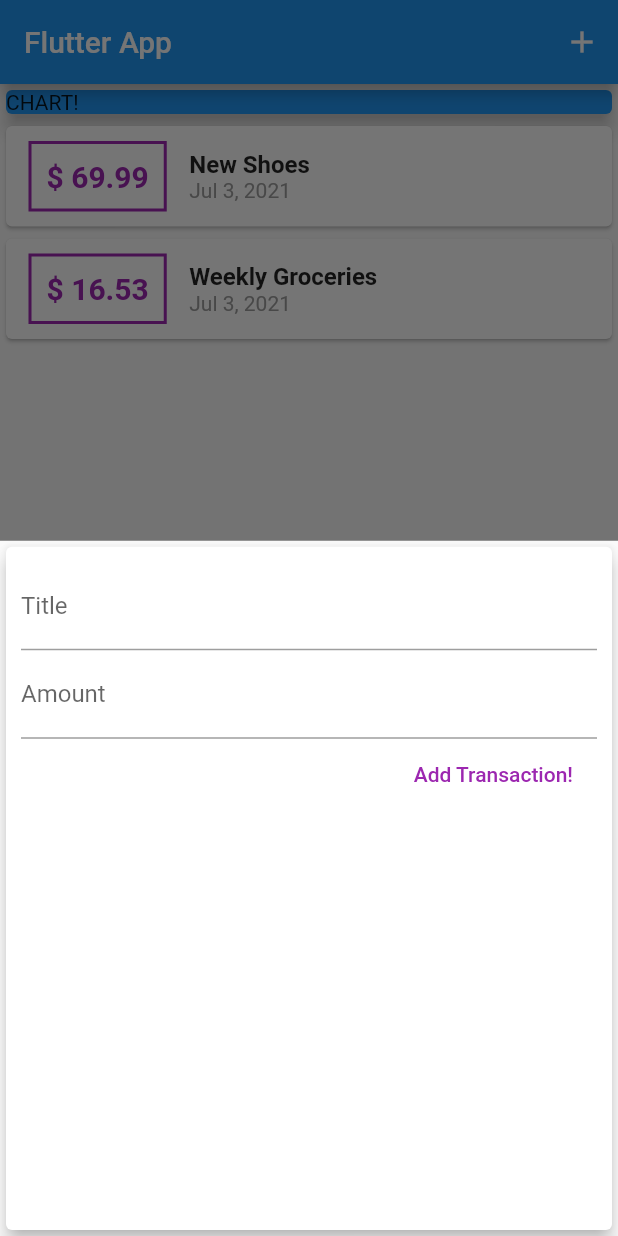
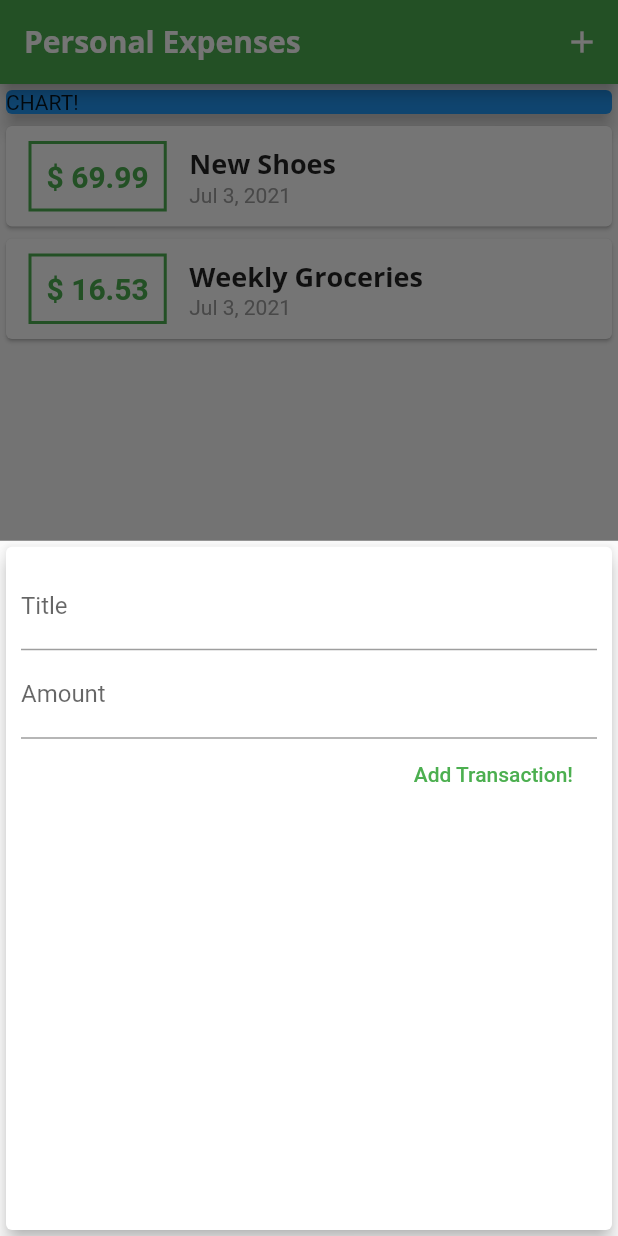
Before and after one commit to mirageruler/Learning-Flutters, a Flutter app: the screen it shows after launch, after a tap on the "add" icon, on a phone screen of 412 x 824 dp. Run offline on Flutter 3.47's test engine with Material 2 defaults, Android fonts, the phone set to English and light mode, and no system bars; Roboto replaces fonts that are missing (Open Sans).

Commit message:
My third commit

```diff
--- a/lib/main.dart
+++ b/lib/main.dart
@@ -16,7 +16,26 @@ class MyApp extends StatelessWidget {
   @override
   Widget build(BuildContext context) {
     return MaterialApp(
-      title: 'Flutter App',
+      title: 'Persona Expenses',
+      theme: ThemeData(
+        primarySwatch: Colors.green,
+        accentColor: Colors.amber,
+        fontFamily: 'Quicksand',
+        textTheme: ThemeData.light().textTheme.copyWith(
+                title: TextStyle(
+              fontFamily: 'OpenSans',
+              fontWeight: FontWeight.bold,
+              fontSize: 18,
+            )),
+        appBarTheme: AppBarTheme(
+          textTheme: ThemeData.light().textTheme.copyWith(
+                  title: TextStyle(
+                fontFamily: 'OpenSans',
+                fontSize: 20,
+                fontWeight: FontWeight.bold,
+              )),
+        ),
+      ),
       home: MyHomePage(),
     );
   }
@@ -61,7 +80,11 @@ class _MyHomePageState extends State<MyHomePage> {
     showModalBottomSheet(
       context: ctx,
       builder: (_) {
-        return NewTransaction(_addNewTransaction);
+        return GestureDetector(
+          onTap: () {},
+          child: NewTransaction(_addNewTransaction),
+          behavior: HitTestBehavior.opaque,
+        );
       },
     );
   }
@@ -70,7 +93,10 @@ class _MyHomePageState extends State<MyHomePage> {
   Widget build(BuildContext context) {
     return Scaffold(
       appBar: AppBar(
-        title: Text('Flutter App'),
+        title: Text(
+          'Personal Expenses',
+          style: TextStyle(fontFamily: 'Open Sans'),
+        ),
         actions: <Widget>[
           IconButton(
               onPressed: () => _startAddNewTransaction(context),
--- a/lib/widgets/new_transaction.dart
+++ b/lib/widgets/new_transaction.dart
@@ -1,11 +1,18 @@
 import 'package:flutter/material.dart';
 
-class NewTransaction extends StatelessWidget {
+class NewTransaction extends StatefulWidget {
   final Function addTx;
-  final titleController = TextEditingController();
-  final amountController = TextEditingController();
 
   NewTransaction(this.addTx);
+
+  @override
+  _NewTransactionState createState() => _NewTransactionState();
+}
+
+class _NewTransactionState extends State<NewTransaction> {
+  final titleController = TextEditingController();
+
+  final amountController = TextEditingController();
 
   void submitdata() {
     final enteredTitle = titleController.text;
@@ -14,10 +21,12 @@ class NewTransaction extends StatelessWidget {
     if (enteredTitle.isEmpty || enteredAmount <= 0) {
       return;
     }
-    addTx(
+    widget.addTx(
       enteredTitle,
       enteredAmount,
     );
+
+    Navigator.of(context).pop();
   }
 
   @override
@@ -50,7 +59,7 @@ class NewTransaction extends StatelessWidget {
               child: Text(
                 'Add Transaction!',
               ),
-              textColor: Colors.purple,
+              textColor: Theme.of(context).primaryColor,
             )
           ],
         ),
--- a/lib/widgets/transaction_list.dart
+++ b/lib/widgets/transaction_list.dart
@@ -23,7 +23,7 @@ class TransactionList extends StatelessWidget {
                   ),
                   decoration: BoxDecoration(
                     border: Border.all(
-                      color: Colors.purple,
+                      color: Theme.of(context).primaryColor,
                       width: 2,
                     ),
                   ),
@@ -33,7 +33,7 @@ class TransactionList extends StatelessWidget {
                     style: TextStyle(
                       fontWeight: FontWeight.bold,
                       fontSize: 20,
-                      color: Colors.purple,
+                      color: Theme.of(context).primaryColor,
                     ),
                   ),
                 ),
@@ -42,8 +42,7 @@ class TransactionList extends StatelessWidget {
                   children: [
                     Text(
                       transactions[index].title,
-                      style:
-                          TextStyle(fontSize: 16, fontWeight: FontWeight.bold),
+                      style: Theme.of(context).textTheme.title,
                     ),
                     Text(
                       DateFormat.yMMMd().format(transactions[index].date),
```
Also changed, not shown: pubspec.yaml (+11 -6 lines), assets/fonts/OpenSans-Bold.ttf (added), assets/fonts/OpenSans-Regular.ttf (added), assets/fonts/Quicksand-Bold.ttf (added), assets/fonts/Quicksand-Light.ttf (added), assets/fonts/Quicksand-Medium.ttf (added), assets/fonts/Quicksand-Regular.ttf (added), 42 other files.
